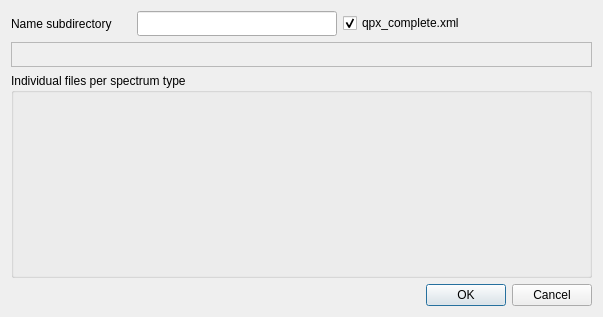
Old version of the form gui/daq/dialog_save_spectra.ui in the repository usnistgov/qpx-gamma.
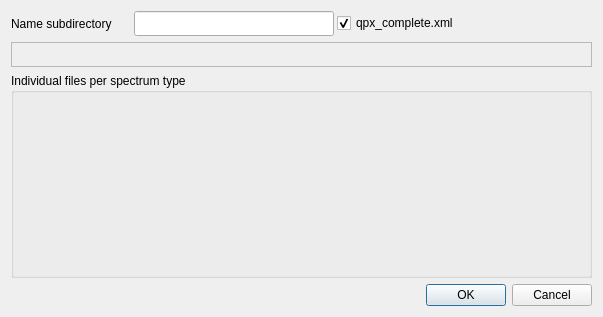
New version of the form. Icons and pictures are not drawn. Custom widgets are drawn as their Qt base class.

Diff of the .ui file:
```diff
--- a/gui/daq/dialog_save_spectra.ui
+++ b/gui/daq/dialog_save_spectra.ui
@@ -25,6 +25,9 @@
      </property>
      <item>
       <layout class="QHBoxLayout" name="horizontalLayout">
+       <property name="spacing">
+        <number>3</number>
+       </property>
        <property name="sizeConstraint">
         <enum>QLayout::SetMinimumSize</enum>
        </property>
```
Left out of the diff: 4 changed lines with no effect on the pictures.
